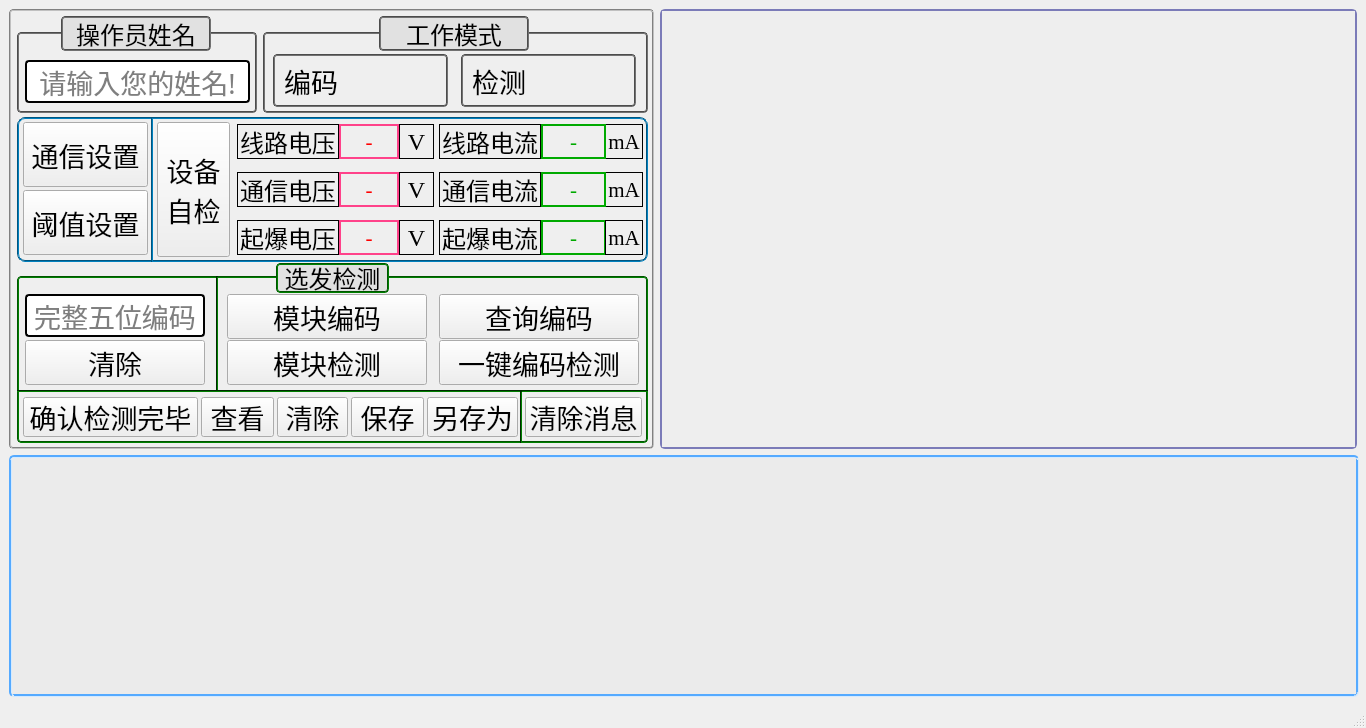
Before: the Qt Designer form Detector.ui in LeeGingko/Terminal, drawn with Qt 5.
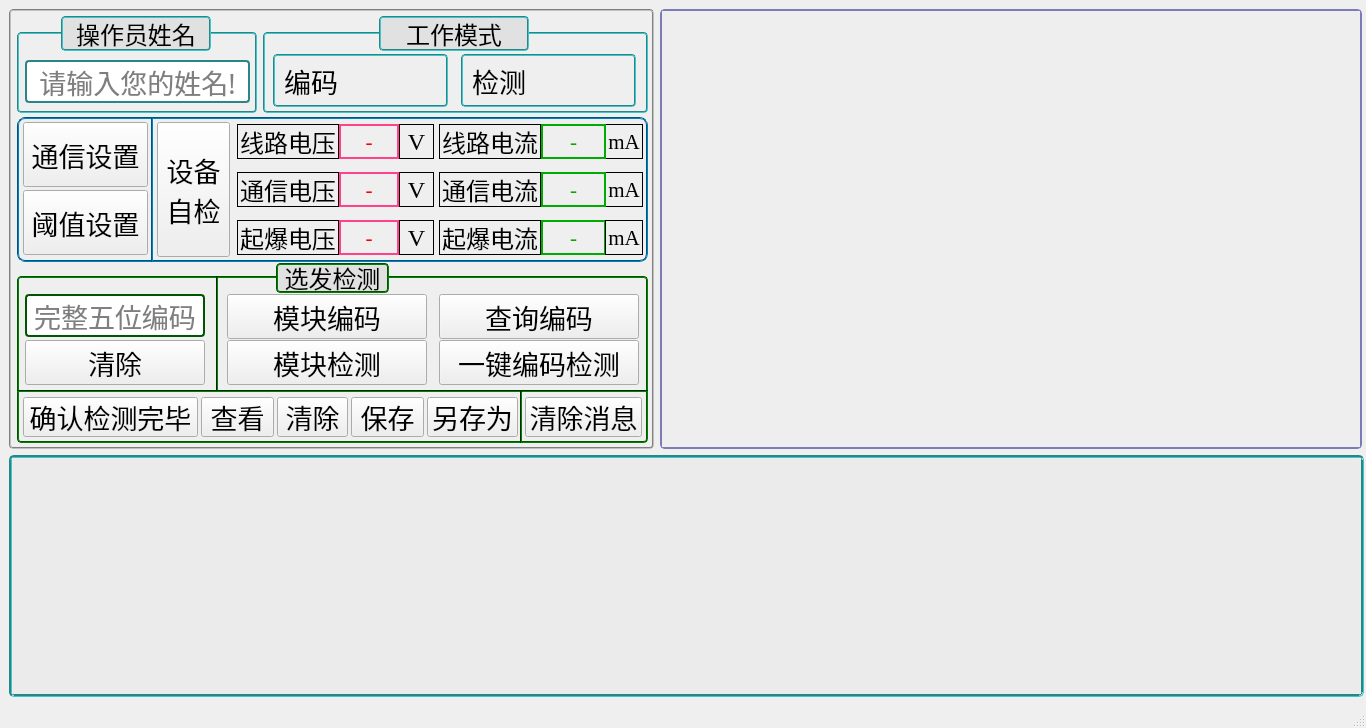
After: the same form once the commit is applied.

```diff
--- a/Detector.ui
+++ b/Detector.ui
@@ -538,7 +538,7 @@
         <string notr="true">QGroupBox{
 	border-radius: 4px;
     border:1.5px groove gray;
-	border-color: rgb(76, 76, 76);
+	border-color: rgb(41, 133, 135);
 }</string>
        </property>
        <property name="title">
@@ -578,8 +578,8 @@
          <string/>
         </property>
         <property name="styleSheet">
-         <string notr="true">border-radius: 4px;
-border:2px solid rgb(0, 0, 0);</string>
+         <string notr="true">border-radius: 4px;	
+border:2px solid rgb(41, 133, 135);</string>
         </property>
         <property name="inputMethodHints">
          <set>Qt::ImhNone</set>
@@ -1067,7 +1067,7 @@
         <string notr="true">QGroupBox{
 	border-radius: 4px;
     border:1.5px groove gray;
-	border-color: rgb(76, 76, 76);
+	border-color: rgb(41, 133, 135);
 }</string>
        </property>
        <property name="title">
@@ -1207,7 +1207,7 @@
          <string notr="true">QLabel{
 	border-radius: 4px;
     border:1.5px groove gray;
-	border-color: rgb(76, 76, 76);
+	border-color: rgb(41, 133, 135);
 }</string>
         </property>
         <property name="text">
@@ -1247,7 +1247,7 @@
          <string notr="true">QLabel{
 	border-radius: 4px;
     border:1.5px groove gray;
-	border-color: rgb(76, 76, 76);
+	border-color: rgb(41, 133, 135);
 }</string>
         </property>
         <property name="text">
@@ -2379,7 +2379,7 @@
         </property>
         <property name="styleSheet">
          <string notr="true">border-radius: 4px;
-border:2px solid rgb(0, 0, 0);</string>
+border:2px solid rgb(0, 85, 0);</string>
         </property>
         <property name="text">
          <string/>
@@ -4240,7 +4240,7 @@
 	background-color: rgb(225, 225, 225);
 	border-radius: 4px;
     border:1.5px groove gray;
-	border-color: rgb(76, 76, 76);
+	border-color: rgb(41, 133, 135);
 }</string>
        </property>
        <property name="text">
@@ -4281,7 +4281,7 @@
 	background-color: rgb(225, 225, 225);
 	border-radius: 4px;
     border:1.5px groove gray;
-	border-color: rgb(76, 76, 76);
+	border-color: rgb(41, 133, 135);
 }</string>
        </property>
        <property name="text">
@@ -4306,7 +4306,7 @@
     <item row="0" column="1">
      <widget class="QTextBrowser" name="textBrowser">
       <property name="enabled">
-       <bool>false</bool>
+       <bool>true</bool>
       </property>
       <property name="sizePolicy">
        <sizepolicy hsizetype="Expanding" vsizetype="Fixed">
@@ -4316,7 +4316,7 @@
       </property>
       <property name="minimumSize">
        <size>
-        <width>697</width>
+        <width>702</width>
         <height>440</height>
        </size>
       </property>
@@ -4587,7 +4587,7 @@
      <widget class="QTableView" name="tableView_result">
       <property name="minimumSize">
        <size>
-        <width>1350</width>
+        <width>1355</width>
         <height>215</height>
        </size>
       </property>
@@ -5051,14 +5051,14 @@
        <string notr="true">QTableView{
 	border-radius: 5px;
     border:3px groove rgb(0, 85, 0);
-	border-color: rgb(85, 170, 255);
+	border-color: rgb(41, 133, 135);
 }</string>
       </property>
       <property name="lineWidth">
        <number>1</number>
       </property>
       <property name="sizeAdjustPolicy">
-       <enum>QAbstractScrollArea::AdjustToContents</enum>
+       <enum>QAbstractScrollArea::AdjustIgnored</enum>
       </property>
       <property name="autoScroll">
        <bool>true</bool>
```
Left out of the diff: 11 changed lines with no effect on the pictures.
